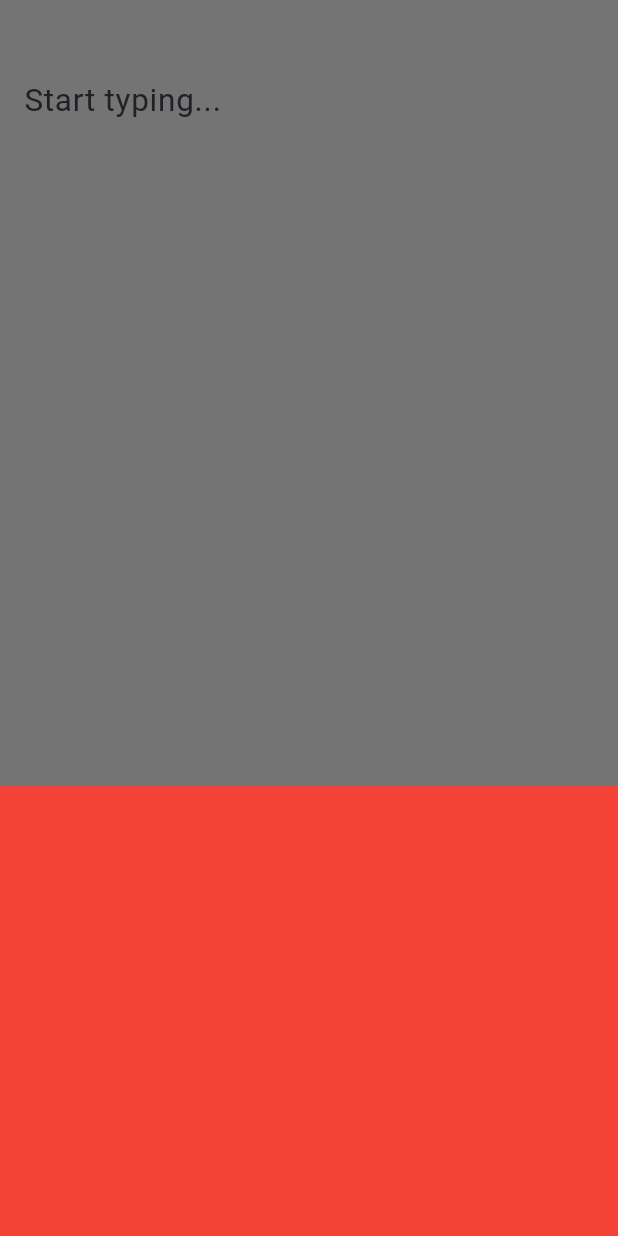
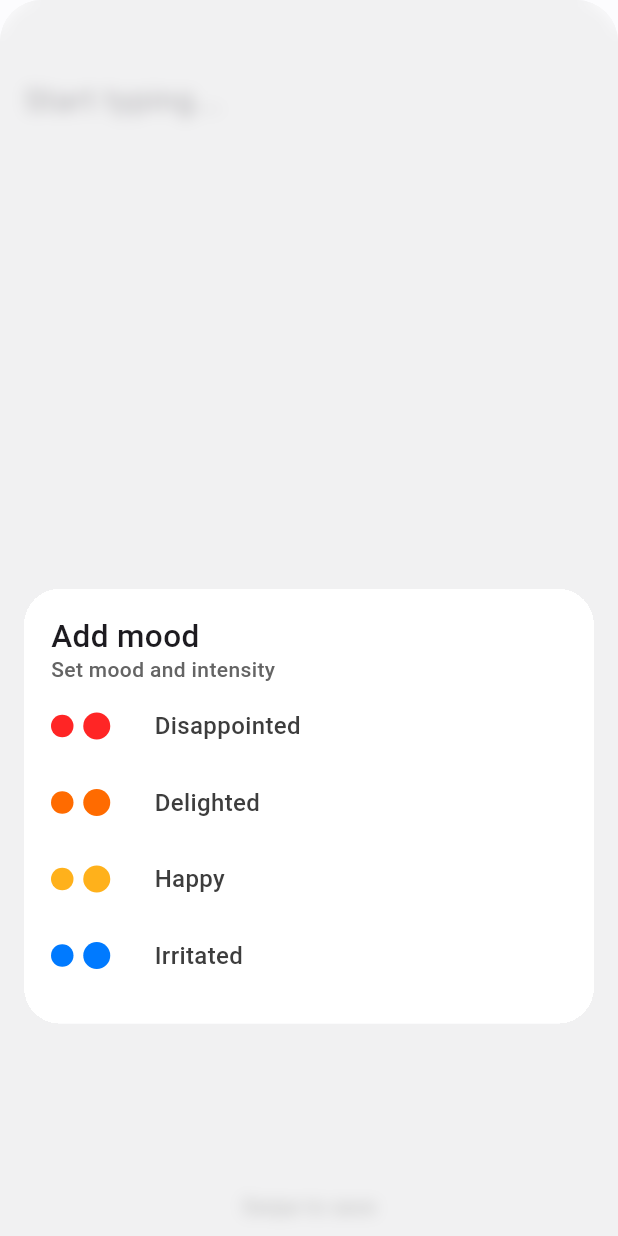
Before and after one commit to 0x006E/backfeed, a Flutter app: the screen it shows after launch, after a tap on "Swipe to save", on a phone screen of 412 x 824 dp. Run offline on Flutter 3.47's test engine with Material 3 defaults, Android fonts, the phone set to English and light mode, and no system bars; our stand-ins replace gap; Roboto replaces fonts that are missing (SF Pro Display).

Commit message:
feat: add initial emotion selector

```diff
--- /dev/null
+++ b/lib/features/zen/entities/emotion.dart
@@ -0,0 +1,13 @@
+import 'dart:ui';
+
+class Emotion {
+  final String label;
+  int? intensity;
+  final Color color;
+
+  Emotion({
+    required this.label,
+    required this.intensity,
+    required this.color,
+  });
+}
--- a/lib/features/zen/widgets/bottom_sheet.dart
+++ b/lib/features/zen/widgets/bottom_sheet.dart
@@ -1,10 +1,94 @@
+import 'package:backfeed/features/zen/entities/emotion.dart';
+import 'package:backfeed/features/zen/widgets/emotion_selector.dart';
 import 'package:flutter/material.dart';
 
-class EmotionBottomSheet extends StatelessWidget {
+final List<int> _colors = [0xffFF2525, 0xffFF6B00, 0xffFFB11B, 0xff007AFF];
+final List<String> _emotionLabels = [
+  "Disappointed",
+  "Delighted",
+  "Happy",
+  "Irritated"
+];
+
+class EmotionBottomSheet extends StatefulWidget {
   const EmotionBottomSheet({super.key});
 
   @override
+  State<EmotionBottomSheet> createState() => _EmotionBottomSheetState();
+}
+
+class _EmotionBottomSheetState extends State<EmotionBottomSheet>
+    with SingleTickerProviderStateMixin {
+  late AnimationController _animationController;
+
+  final List<Emotion> _emotions = List.generate(_emotionLabels.length, (i) {
+    return Emotion(
+        label: _emotionLabels[i], intensity: null, color: Color(_colors[i]));
+  });
+  final List<bool?> _selected =
+      List.generate(_emotionLabels.length, (i) => null);
+
+  @override
+  initState() {
+    _animationController = AnimationController(
+        vsync: this, duration: const Duration(milliseconds: 600));
+    super.initState();
+    print(_emotions);
+  }
+
+  @override
+  void dispose() {
+    _animationController.dispose();
+    super.dispose();
+  }
+
+  @override
   Widget build(BuildContext context) {
-    return Container(color: Colors.red, height: 300);
+    return Container(
+      color: Colors.white,
+      padding: const EdgeInsets.symmetric(horizontal: 18, vertical: 20),
+      child: Column(
+        crossAxisAlignment: CrossAxisAlignment.stretch,
+        children: [
+          const Text(
+            "Add mood",
+            style: TextStyle(
+                fontWeight: FontWeight.w500, fontSize: 21, height: 1.1),
+          ),
+          const Text(
+            "Set mood and intensity",
+            style: TextStyle(
+                color: Color(0xff646464),
+                fontWeight: FontWeight.w500,
+                fontSize: 14,
+                height: 1.64),
+          ),
+          ListView.builder(
+              shrinkWrap: true,
+              itemCount: 4,
+              itemBuilder: (BuildContext context, i) {
+                return EmotionSelector(
+                  onTap: () {
+                    setState(() {
+                      for (var i = 0; i < _selected.length; i++) {
+                        _selected[i] = false;
+                      }
+                      _selected[i] = true;
+                      for (var element in _emotions) {
+                        element.intensity = null;
+                      }
+                      _emotions[i].intensity =
+                          ((_emotions[i].intensity ?? 0) + 1) % 3 + 1;
+                    });
+                  },
+                  selected: _selected[i],
+                  intensity: _emotions[i].intensity,
+                  label: _emotions[i].label,
+                  color: _emotions[i].color,
+                );
+              }),
+        ],
+      ),
+    );
   }
 }
--- /dev/null
+++ b/lib/features/zen/widgets/emotion_selector.dart
@@ -0,0 +1,78 @@
+import 'package:flutter/material.dart';
+import 'package:gap/gap.dart';
+
+class EmotionSelector extends StatelessWidget {
+  const EmotionSelector(
+      {super.key,
+      required this.selected,
+      required this.intensity,
+      required this.label,
+      required this.color,
+      this.onTap});
+  final bool? selected;
+  final int? intensity;
+  final Color color;
+  final String label;
+  final Function()? onTap;
+
+  final Duration _duration = const Duration(milliseconds: 400);
+
+  Widget getDots({int? intensity}) {
+    double scaleFactor = 0.8;
+    return Wrap(
+      crossAxisAlignment: WrapCrossAlignment.center,
+      spacing: 8,
+      children: List.generate(
+        3,
+        (index) {
+          scaleFactor += 0.2;
+          return AnimatedScale(
+            duration: _duration,
+            scale:
+                (selected == null || !selected!) && index > 1 ? 0 : scaleFactor,
+            child: Container(
+              width: 15,
+              height: 15,
+              decoration: BoxDecoration(
+                shape: BoxShape.circle,
+                color: index <= ((intensity ?? 0) + 1)
+                    ? color
+                    : const Color(0xffD9D9D9),
+              ),
+            ),
+          );
+        },
+      ),
+    );
+  }
+
+  @override
+  Widget build(BuildContext context) {
+    final isInitial = selected == null;
+    final opacity = isInitial || selected == true ? 1.0 : 0.2;
+    return GestureDetector(
+      onTap: onTap,
+      child: AnimatedOpacity(
+        duration: _duration,
+        opacity: opacity,
+        child: Padding(
+          padding: const EdgeInsets.symmetric(vertical: 14),
+          child: Row(
+            children: [
+              getDots(intensity: intensity),
+              const Gap(8),
+              Text(
+                label,
+                style: const TextStyle(
+                  color: Color(0xff3D3D3D),
+                  fontSize: 16,
+                  fontWeight: FontWeight.w500,
+                ),
+              ),
+            ],
+          ),
+        ),
+      ),
+    );
+  }
+}
--- a/lib/features/zen/zenmode_page.dart
+++ b/lib/features/zen/zenmode_page.dart
@@ -1,3 +1,5 @@
+import 'dart:ui';
+
 import 'package:backfeed/features/zen/widgets/bottom_sheet.dart';
 import 'package:flutter/material.dart';
 
@@ -6,9 +8,46 @@ class ZenModePage extends StatelessWidget {
 
   void _handleTap(BuildContext context) {
     showModalBottomSheet(
+        clipBehavior: Clip.antiAlias,
         context: context,
+        backgroundColor: Colors.transparent,
+        barrierColor: Colors.transparent,
+        isScrollControlled: true,
         builder: (context) {
-          return const EmotionBottomSheet();
+          return GestureDetector(
+            onTap: () => Navigator.of(context).pop(),
+            child: FractionallySizedBox(
+              heightFactor: 1,
+              widthFactor: 1,
+              child: Container(
+                color: const Color(0xFFEAEAEA).withOpacity(0.62),
+                child: BackdropFilter(
+                  filter: ImageFilter.blur(sigmaX: 5, sigmaY: 5),
+                  child: Column(
+                      crossAxisAlignment: CrossAxisAlignment.stretch,
+                      mainAxisAlignment: MainAxisAlignment.end,
+                      children: [
+                        GestureDetector(
+                          onTap: () {},
+                          child: Container(
+                            clipBehavior: Clip.hardEdge,
+                            decoration: BoxDecoration(
+                              borderRadius: BorderRadius.circular(24),
+                            ),
+                            margin: const EdgeInsets.all(16),
+                            child: const EmotionBottomSheet(),
+                          ),
+                        ),
+                        const Flexible(
+                          child: FractionallySizedBox(
+                            heightFactor: 0.25,
+                          ),
+                        )
+                      ]),
+                ),
+              ),
+            ),
+          );
         });
   }
 
--- a/pubspec.yaml
+++ b/pubspec.yaml
@@ -8,6 +8,7 @@ environment:
 dependencies:
   flutter:
     sdk: flutter
+  gap: ^3.0.1
 
 dev_dependencies:
   flutter_test:
```
Also changed, not shown: pubspec.lock.
